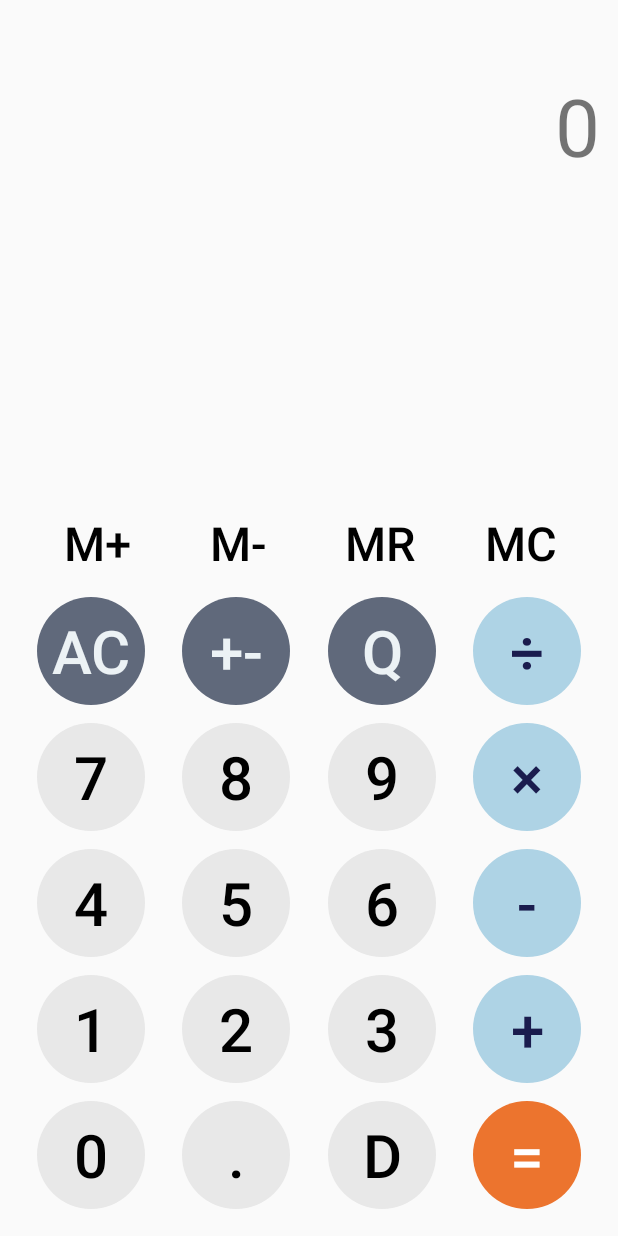
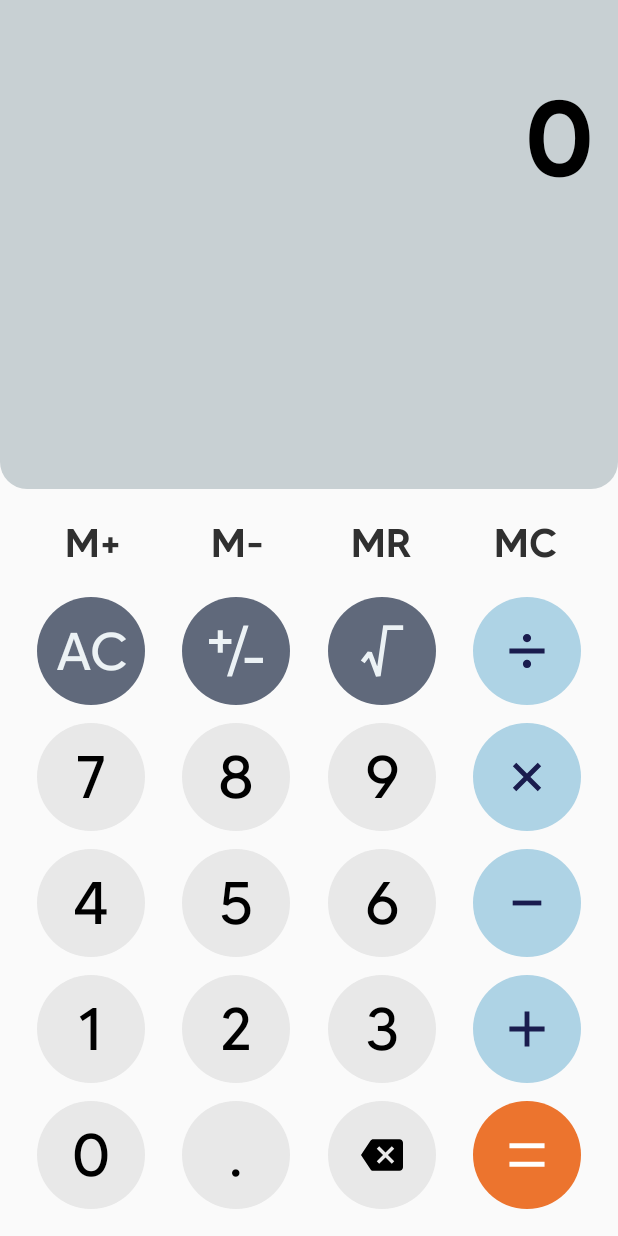
Before and after one commit to carsonalh/calculator, an Android app: the screen it shows after launch (MainActivity), on a phone screen of 412 x 824 dp. Run offline under Robolectric (Android 15) with nearby library versions, the phone set to English and light mode, and no system bars.

Commit message:
Include typeface and icons

```diff
--- a/app/src/main/java/au/com/carsonholloway/calculator/MainActivity.kt
+++ b/app/src/main/java/au/com/carsonholloway/calculator/MainActivity.kt
@@ -24,29 +24,29 @@ class MainActivity : ComponentActivity() {
         buttonClear = findViewById(R.id.buttonClear)
         buttonClear.text = getString(R.string.clear_all)
 
-        val buttonDelete = findViewById<Button>(R.id.buttonDelete)
-        val button0 = findViewById<Button>(R.id.button0)
-        val button1 = findViewById<Button>(R.id.button1)
-        val button2 = findViewById<Button>(R.id.button2)
-        val button3 = findViewById<Button>(R.id.button3)
-        val button4 = findViewById<Button>(R.id.button4)
-        val button5 = findViewById<Button>(R.id.button5)
-        val button6 = findViewById<Button>(R.id.button6)
-        val button7 = findViewById<Button>(R.id.button7)
-        val button8 = findViewById<Button>(R.id.button8)
-        val button9 = findViewById<Button>(R.id.button9)
-        val buttonAdd = findViewById<Button>(R.id.buttonAdd)
-        val buttonMultiply = findViewById<Button>(R.id.buttonMultiply)
-        val buttonSubtract = findViewById<Button>(R.id.buttonSubtract)
-        val buttonDivide = findViewById<Button>(R.id.buttonDivide)
-        val buttonDecimal = findViewById<Button>(R.id.buttonDecimal)
-        val buttonEqual = findViewById<Button>(R.id.buttonEqual)
-        val buttonMemoryAdd = findViewById<Button>(R.id.buttonMemoryAdd)
-        val buttonMemorySubtract = findViewById<Button>(R.id.buttonMemorySubtract)
-        val buttonMemoryRecall = findViewById<Button>(R.id.buttonMemoryRecall)
-        val buttonMemoryClear = findViewById<Button>(R.id.buttonMemoryClear)
-        val buttonNegate = findViewById<Button>(R.id.buttonNegate)
-        val buttonSquareRoot = findViewById<Button>(R.id.buttonSquareRoot)
+        val buttonDelete = findViewById<View>(R.id.buttonDelete)
+        val button0 = findViewById<View>(R.id.button0)
+        val button1 = findViewById<View>(R.id.button1)
+        val button2 = findViewById<View>(R.id.button2)
+        val button3 = findViewById<View>(R.id.button3)
+        val button4 = findViewById<View>(R.id.button4)
+        val button5 = findViewById<View>(R.id.button5)
+        val button6 = findViewById<View>(R.id.button6)
+        val button7 = findViewById<View>(R.id.button7)
+        val button8 = findViewById<View>(R.id.button8)
+        val button9 = findViewById<View>(R.id.button9)
+        val buttonAdd = findViewById<View>(R.id.buttonAdd)
+        val buttonMultiply = findViewById<View>(R.id.buttonMultiply)
+        val buttonSubtract = findViewById<View>(R.id.buttonSubtract)
+        val buttonDivide = findViewById<View>(R.id.buttonDivide)
+        val buttonDecimal = findViewById<View>(R.id.buttonDecimal)
+        val buttonEqual = findViewById<View>(R.id.buttonEqual)
+        val buttonMemoryAdd = findViewById<View>(R.id.buttonMemoryAdd)
+        val buttonMemorySubtract = findViewById<View>(R.id.buttonMemorySubtract)
+        val buttonMemoryRecall = findViewById<View>(R.id.buttonMemoryRecall)
+        val buttonMemoryClear = findViewById<View>(R.id.buttonMemoryClear)
+        val buttonNegate = findViewById<View>(R.id.buttonNegate)
+        val buttonSquareRoot = findViewById<View>(R.id.buttonSquareRoot)
 
         buttonClear.setOnClickListener { calculator.inputClear(); onButtonClick(it) }
         buttonDelete.setOnClickListener { calculator.inputDelete(); onButtonClick(it) }
--- /dev/null
+++ b/app/src/main/res/drawable/add.xml
@@ -0,0 +1,9 @@
+<vector xmlns:android="http://schemas.android.com/apk/res/android"
+    android:width="72dp"
+    android:height="72dp"
+    android:viewportWidth="72"
+    android:viewportHeight="72">
+  <path
+      android:pathData="M37.599,34.401L37.599,24.289L34.401,24.289L34.401,34.401L24.288,34.401L24.288,37.599L34.401,37.599L34.401,47.712L37.599,47.712L37.599,37.599L47.712,37.599L47.712,34.401L37.599,34.401Z"
+      android:fillColor="#1A1C4E"/>
+</vector>
--- /dev/null
+++ b/app/src/main/res/drawable/delete_button.xml
@@ -0,0 +1,5 @@
+<vector android:autoMirrored="true" android:height="28dp"
+    android:tint="#000000" android:viewportHeight="24"
+    android:viewportWidth="24" android:width="28dp" xmlns:android="http://schemas.android.com/apk/res/android">
+    <path android:fillColor="@android:color/white" android:pathData="M22,3L7,3c-0.69,0 -1.23,0.35 -1.59,0.88L0,12l5.41,8.11c0.36,0.53 0.9,0.89 1.59,0.89h15c1.1,0 2,-0.9 2,-2L24,5c0,-1.1 -0.9,-2 -2,-2zM19,15.59L17.59,17 14,13.41 10.41,17 9,15.59 12.59,12 9,8.41 10.41,7 14,10.59 17.59,7 19,8.41 15.41,12 19,15.59z"/>
+</vector>
--- /dev/null
+++ b/app/src/main/res/drawable/display_background.xml
@@ -0,0 +1,11 @@
+<?xml version="1.0" encoding="utf-8"?>
+<selector xmlns:android="http://schemas.android.com/apk/res/android">
+    <item>
+        <shape android:shape="rectangle">
+            <solid android:color="#C8D0D3" />
+            <corners
+                android:bottomRightRadius="18dp"
+                android:bottomLeftRadius="18dp" />
+        </shape>
+    </item>
+</selector>
--- /dev/null
+++ b/app/src/main/res/drawable/divide.xml
@@ -0,0 +1,9 @@
+<vector xmlns:android="http://schemas.android.com/apk/res/android"
+    android:width="72dp"
+    android:height="72dp"
+    android:viewportWidth="72"
+    android:viewportHeight="72">
+  <path
+      android:pathData="M36,41.905C37.511,41.905 38.738,43.133 38.738,44.643C38.738,46.155 37.511,47.38 36,47.38C34.489,47.38 33.263,46.155 33.263,44.643C33.263,43.133 34.489,41.905 36,41.905ZM47.712,34.403L24.288,34.403L24.288,37.601L47.712,37.601L47.712,34.403ZM36,24.62C37.511,24.62 38.738,25.844 38.738,27.357C38.738,28.867 37.511,30.095 36,30.095C34.489,30.095 33.263,28.867 33.263,27.357C33.263,25.844 34.489,24.62 36,24.62Z"
+      android:fillColor="#1A1C4E"/>
+</vector>
--- /dev/null
+++ b/app/src/main/res/drawable/equal.xml
@@ -0,0 +1,9 @@
+<vector xmlns:android="http://schemas.android.com/apk/res/android"
+    android:width="72dp"
+    android:height="72dp"
+    android:viewportWidth="72"
+    android:viewportHeight="72">
+  <path
+      android:pathData="M47.712,40.573L24.288,40.573L24.288,43.771L47.712,43.771L47.712,40.573ZM47.712,28.229L24.288,28.229L24.288,31.427L47.712,31.427L47.712,28.229Z"
+      android:fillColor="#ffffff"/>
+</vector>
--- a/app/src/main/res/drawable/memory_button.xml
+++ b/app/src/main/res/drawable/memory_button.xml
@@ -4,13 +4,13 @@
     android:color="@color/memory_ripple">
     <item android:id="@android:id/mask">
         <shape android:shape="rectangle">
-            <corners android:radius="4dp" />
+            <corners android:radius="6dp" />
             <solid android:color="#ffffff" />
         </shape>
     </item>
     <item>
         <shape android:shape="rectangle">
-            <corners android:radius="4dp" />
+            <corners android:radius="6dp" />
             <solid android:color="@color/memory_background" />
         </shape>
     </item>
--- /dev/null
+++ b/app/src/main/res/drawable/multiply.xml
@@ -0,0 +1,9 @@
+<vector xmlns:android="http://schemas.android.com/apk/res/android"
+    android:width="72dp"
+    android:height="72dp"
+    android:viewportWidth="72"
+    android:viewportHeight="72">
+  <path
+      android:pathData="M36,33.737L28.841,26.577L26.576,28.841L33.736,36L26.576,43.16L28.841,45.424L36,38.264L43.16,45.424L45.424,43.16L38.264,36L45.424,28.841L43.16,26.577L36,33.737Z"
+      android:fillColor="#1A1C4E"/>
+</vector>
--- /dev/null
+++ b/app/src/main/res/drawable/negate.xml
@@ -0,0 +1,9 @@
+<vector xmlns:android="http://schemas.android.com/apk/res/android"
+    android:width="72dp"
+    android:height="72dp"
+    android:viewportWidth="72"
+    android:viewportHeight="72">
+  <path
+      android:pathData="M40.984,18.954L29.952,53.049L33.35,53.049L44.381,18.954L40.984,18.954ZM41.732,40.531L41.732,43.926L53.984,43.926L53.984,40.531L41.732,40.531ZM32.98,27.969L27.214,27.969L27.214,22.166L23.82,22.166L23.82,27.969L18.016,27.969L18.016,31.363L23.82,31.363L23.82,37.128L27.214,37.128L27.214,31.363L32.98,31.363L32.98,27.969Z"
+      android:fillColor="#ECF2F5" />
+</vector>
--- /dev/null
+++ b/app/src/main/res/drawable/square_root.xml
@@ -0,0 +1,9 @@
+<vector xmlns:android="http://schemas.android.com/apk/res/android"
+    android:width="72dp"
+    android:height="72dp"
+    android:viewportWidth="72"
+    android:viewportHeight="72">
+  <path
+      android:pathData="M24.408,44.233L27.263,40.524C27.263,40.524 32.028,53.118 32.028,53.118L35.109,52.782L39.589,22.083L50.128,22.083L50.128,18.882L36.821,18.882L32.834,46.205C32.834,46.205 29.241,36.709 29.241,36.709L26.476,36.296L21.872,42.278L24.408,44.233Z"
+      android:fillColor="#ECF2F5"/>
+</vector>
--- /dev/null
+++ b/app/src/main/res/drawable/subtract.xml
@@ -0,0 +1,9 @@
+<vector xmlns:android="http://schemas.android.com/apk/res/android"
+    android:width="72dp"
+    android:height="72dp"
+    android:viewportWidth="72"
+    android:viewportHeight="72">
+  <path
+      android:pathData="M26.463,34.399l19.072,0l0,3.2l-19.072,0z"
+      android:fillColor="#1A1C4E"/>
+</vector>
--- a/app/src/main/res/layout/activity_main.xml
+++ b/app/src/main/res/layout/activity_main.xml
@@ -11,15 +11,21 @@
     <TextView
         android:id="@+id/display"
         android:layout_width="match_parent"
-        android:layout_height="wrap_content"
+        android:layout_height="0dp"
+        android:layout_marginBottom="12dp"
         android:ellipsize="start"
+        android:paddingHorizontal="16dp"
         android:paddingVertical="48dp"
-        android:paddingHorizontal="12dp"
         android:singleLine="true"
         android:textAlignment="textEnd"
-        android:textSize="24pt"
+        android:textSize="32pt"
+        android:textColor="#000000"
+        android:gravity="end|top"
+        android:fontFamily="@font/made_tommy_semibold"
+        android:background="@drawable/display_background"
+        app:layout_constraintBottom_toTopOf="@+id/buttonsLayout"
         app:layout_constraintEnd_toEndOf="parent"
-        app:layout_constraintHorizontal_bias="1.0"
+        app:layout_constraintHorizontal_bias="0.0"
         app:layout_constraintStart_toStartOf="parent"
         app:layout_constraintTop_toTopOf="parent" />
 
@@ -42,10 +48,11 @@
             app:layout_constraintHorizontal_bias="0.5"
             app:layout_constraintStart_toEndOf="@+id/buttonMemorySubtract" />
 
-        <Button
+        <ImageButton
             android:id="@+id/buttonSquareRoot"
             style="@style/UnaryOperatorButton"
-            android:text="@string/square_root"
+            android:src="@drawable/square_root"
+            android:contentDescription="@string/square_root_alt"
             app:layout_constraintBottom_toBottomOf="@+id/buttonClear"
             app:layout_constraintEnd_toStartOf="@+id/buttonDivide"
             app:layout_constraintHorizontal_bias="0.5"
@@ -60,10 +67,11 @@
             app:layout_constraintHorizontal_bias="0.5"
             app:layout_constraintStart_toEndOf="@+id/buttonMemoryRecall" />
 
-        <Button
+        <ImageButton
             android:id="@+id/buttonMultiply"
             style="@style/BinaryOperatorButton"
-            android:text="@string/multiply_symbol"
+            android:src="@drawable/multiply"
+            android:contentDescription="@string/multiply_alt"
             app:layout_constraintBottom_toBottomOf="@+id/button7"
             app:layout_constraintEnd_toEndOf="parent"
             app:layout_constraintHorizontal_bias="0.5"
@@ -78,10 +86,11 @@
             app:layout_constraintHorizontal_bias="0.5"
             app:layout_constraintStart_toStartOf="parent" />
 
-        <Button
+        <ImageButton
             android:id="@+id/buttonDivide"
             style="@style/BinaryOperatorButton"
-            android:text="@string/divide_symbol"
+            android:src="@drawable/divide"
+            android:contentDescription="@string/divide_alt"
             app:layout_constraintBottom_toBottomOf="@+id/buttonClear"
             app:layout_constraintEnd_toEndOf="parent"
             app:layout_constraintHorizontal_bias="0.5"
@@ -106,10 +115,11 @@
             app:layout_constraintHorizontal_bias="0.5"
             app:layout_constraintStart_toEndOf="@+id/buttonMemoryAdd" />
 
-        <Button
+        <ImageButton
             android:id="@+id/buttonNegate"
             style="@style/UnaryOperatorButton"
-            android:text="@string/negate"
+            android:src="@drawable/negate"
+            android:contentDescription="@string/negate_alt"
             app:layout_constraintBottom_toBottomOf="@+id/buttonClear"
             app:layout_constraintEnd_toStartOf="@+id/buttonSquareRoot"
             app:layout_constraintHorizontal_bias="0.5"
@@ -172,10 +182,11 @@
             app:layout_constraintHorizontal_bias="0.5"
             app:layout_constraintStart_toEndOf="@+id/button5" />
 
-        <Button
+        <ImageButton
             android:id="@+id/buttonSubtract"
             style="@style/BinaryOperatorButton"
-            android:text="@string/subtract_symbol"
+            android:src="@drawable/subtract"
+            android:contentDescription="@string/subtract_alt"
             app:layout_constraintBottom_toBottomOf="@+id/button4"
             app:layout_constraintEnd_toEndOf="parent"
             app:layout_constraintHorizontal_bias="0.5"
@@ -209,10 +220,11 @@
             app:layout_constraintHorizontal_bias="0.5"
             app:layout_constraintStart_toEndOf="@+id/button2" />
 
-        <Button
+        <ImageButton
             android:id="@+id/buttonAdd"
             style="@style/BinaryOperatorButton"
-            android:text="@string/add_symbol"
+            android:src="@drawable/add"
+            android:contentDescription="@string/add_alt"
             app:layout_constraintBottom_toBottomOf="@+id/button1"
             app:layout_constraintEnd_toEndOf="parent"
             app:layout_constraintHorizontal_bias="0.5"
@@ -236,19 +248,21 @@
             app:layout_constraintHorizontal_bias="0.5"
             app:layout_constraintStart_toEndOf="@+id/button0" />
 
-        <Button
+        <ImageButton
             android:id="@+id/buttonDelete"
             style="@style/DigitButton"
-            android:text="@string/delete"
+            android:src="@drawable/delete_button"
+            android:contentDescription="@string/backspace_alt"
             app:layout_constraintBottom_toBottomOf="@+id/button0"
             app:layout_constraintEnd_toStartOf="@+id/buttonEqual"
             app:layout_constraintHorizontal_bias="0.5"
             app:layout_constraintStart_toEndOf="@+id/buttonDecimal" />
 
-        <Button
+        <ImageButton
             android:id="@+id/buttonEqual"
             style="@style/EqualButton"
-            android:text="@string/equals"
+            android:src="@drawable/equal"
+            android:contentDescription="@string/equal_alt"
             app:layout_constraintBottom_toBottomOf="@+id/button0"
             app:layout_constraintEnd_toEndOf="parent"
             app:layout_constraintHorizontal_bias="0.5"
--- a/app/src/main/res/values/colors.xml
+++ b/app/src/main/res/values/colors.xml
@@ -9,14 +9,14 @@
     <color name="black">#FF000000</color>
     <color name="white">#FFFFFFFF</color>
     <color name="memory_background">#00000000</color>
-    <color name="memory_foreground">#000000</color>
+    <color name="memory_foreground">#303030</color>
     <color name="memory_ripple">#E8E8E8</color>
     <color name="digit_background">#E8E8E8</color>
     <color name="digit_foreground">#000000</color>
     <color name="digit_ripple">#CCCCCC</color>
     <color name="equal_background">#EC742E</color>
     <color name="equal_foreground">#FFFFFF</color>
-    <color name="equal_ripple">#DD7733</color>
+    <color name="equal_ripple">#F0B198</color>
     <color name="binary_operator_background">#AED3E5</color>
     <color name="binary_operator_foreground">#1A1C4E</color>
     <color name="binary_operator_ripple">#73A0B6</color>
--- a/app/src/main/res/values/themes.xml
+++ b/app/src/main/res/values/themes.xml
@@ -6,6 +6,7 @@
         <item name="android:textSize">18pt</item>
         <item name="android:textColor">@color/digit_foreground</item>
         <item name="android:background">@drawable/digit_button</item>
+        <item name="android:fontFamily">@font/made_tommy_regular</item>
     </style>
     <style name="BinaryOperatorButton" parent="android:Widget.Material.Button.Borderless">
         <item name="android:layout_width">72dp</item>
@@ -24,16 +25,18 @@
     <style name="UnaryOperatorButton" parent="android:Widget.Material.Button.Borderless">
         <item name="android:layout_width">72dp</item>
         <item name="android:layout_height">72dp</item>
-        <item name="android:textSize">18pt</item>
+        <item name="android:textSize">16pt</item>
         <item name="android:textColor">@color/unary_operator_foreground</item>
         <item name="android:background">@drawable/unary_operator_button</item>
+        <item name="android:fontFamily">@font/made_tommy_regular</item>
     </style>
     <style name="MemoryButton" parent="android:Widget.Material.Button.Borderless">
-        <item name="android:layout_width">60dp</item>
+        <item name="android:layout_width">68dp</item>
         <item name="android:layout_height">wrap_content</item>
-        <item name="android:textSize">14pt</item>
+        <item name="android:textSize">12pt</item>
         <item name="android:textColor">@color/memory_foreground</item>
         <item name="android:background">@drawable/memory_button</item>
+        <item name="android:fontFamily">@font/made_tommy_semibold</item>
     </style>
     <style name="Theme.Calculator" parent="android:Theme.Material.Light.NoActionBar" />
 </resources>
```
Also changed, not shown: app/src/main/res/font/made_tommy_bold.ttf (added), app/src/main/res/font/made_tommy_regular.ttf (added), app/src/main/res/font/made_tommy_semibold.ttf (added), 1 other file.
